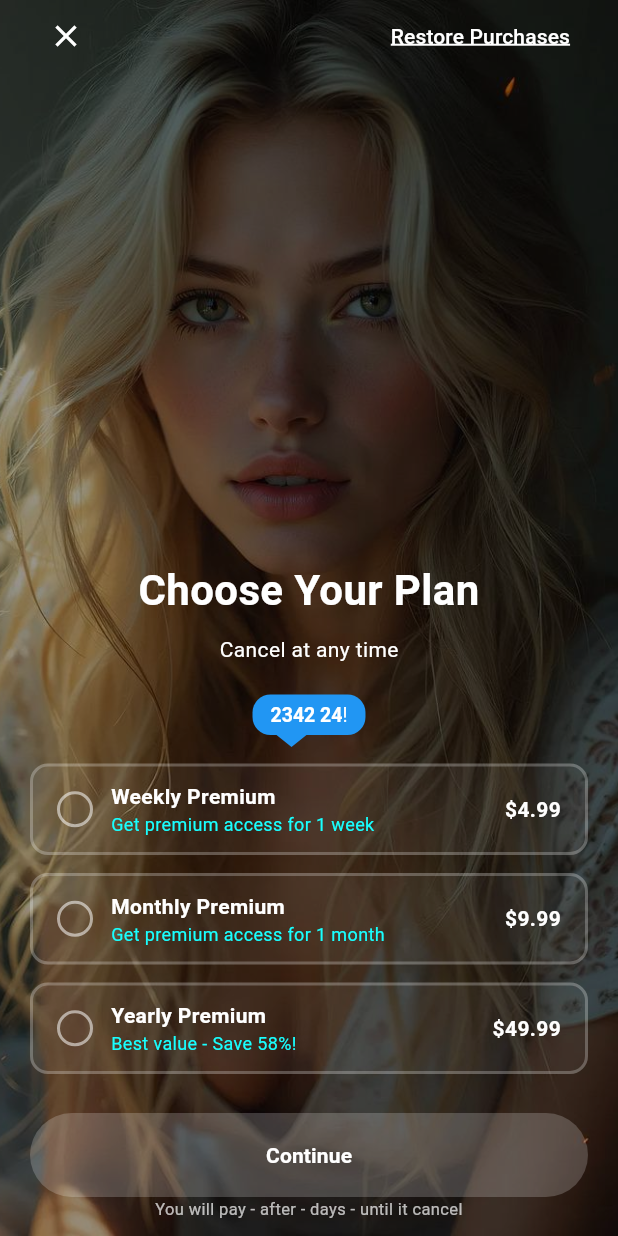
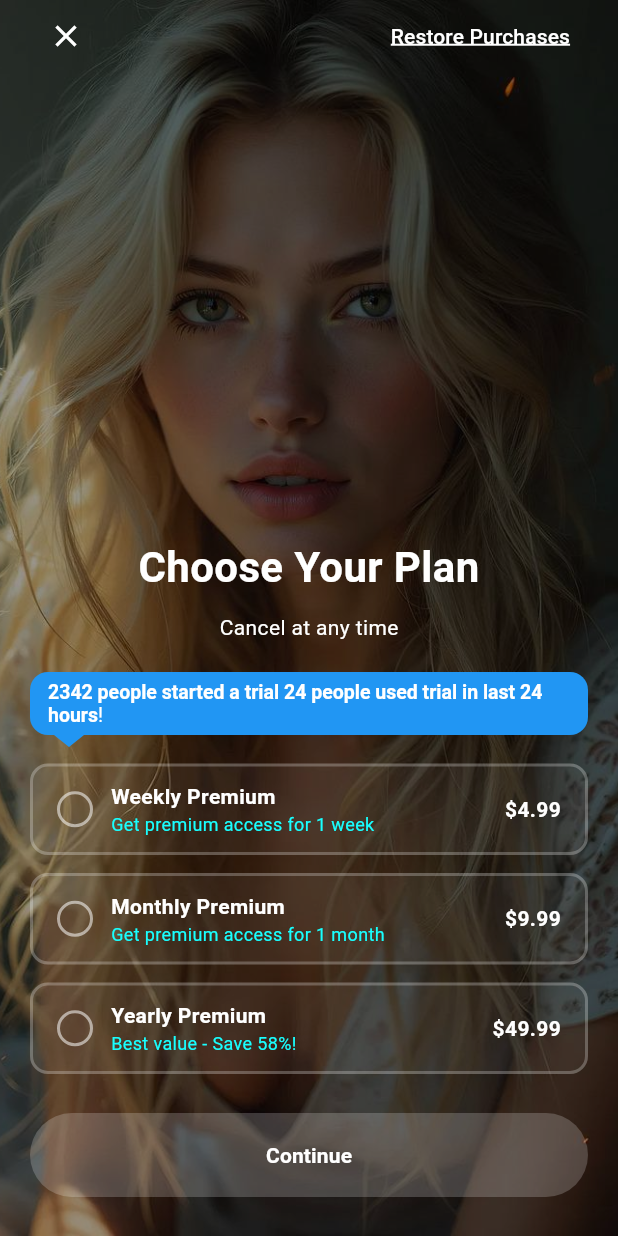
Before and after one commit to gorkemalgan/gui_paywall, a Flutter app: the screen it shows after launch, after a tap on "Plan Screen 2", on a phone screen of 412 x 824 dp. Run offline on Flutter 3.47's test engine with Material 3 defaults, Android fonts, the phone set to English and light mode, and no system bars; our stand-ins replace carousel_slider, flutter_svg, lottie; missing offline and left inert: desktop_window; generated files the repository leaves out were written again.

Commit message:
Update Dart SDK constraints to allow version 3.8.0 and modify localization strings for trial user counts across multiple languages. Adjusted UI elements in PlanScreen2 for better functionality and clarity.

```diff
--- a/example/lib/main.dart
+++ b/example/lib/main.dart
@@ -6,7 +6,6 @@ import 'package:flutter_localizations/flutter_localizations.dart';
 import 'package:desktop_window/desktop_window.dart';
 
 import 'package:gui_paywall/gui_paywall.dart';
-import 'package:gui_paywall/src/paywalls/plan_screen_2.dart';
 
 Future<void> main() async {
   WidgetsFlutterBinding.ensureInitialized();
--- a/example/pubspec.yaml
+++ b/example/pubspec.yaml
@@ -5,7 +5,7 @@ publish_to: 'none'
 version: 1.0.0+1
 
 environment:
-  sdk: ^3.8.1
+  sdk: '>=3.8.0 <4.0.0'
 
 dependencies:
   cupertino_icons: ^1.0.8
--- a/lib/gui_paywall.dart
+++ b/lib/gui_paywall.dart
@@ -11,5 +11,6 @@ export 'src/widgets/widgets.dart';
 export 'src/paywalls/free_trial.dart';
 export 'src/paywalls/paywall_3.dart';
 export 'src/paywalls/paywall_remini.dart';
+export 'src/paywalls/plan_screen_2.dart';
 
 export '../generated/intl/messages.dart' show PaywallLocalizations;
--- a/lib/l10n/intl_en.arb
+++ b/lib/l10n/intl_en.arb
@@ -36,7 +36,7 @@
     "description": "",
     "context": "free trial page"
   },
-  "chargingInfoFreeTrial": "You will pay {price} after {freeTrialDay} days {invoiceDuration} until it cancel",
+  "chargingInfoFreeTrial": "Billed {price}/{invoiceDuration}. Auto-renewal after {freeTrialDay} days. Request a refund if you're not 100% satisfied.",
   "@chargingInfoFreeTrial": {
     "description": "",
     "context": "paywall",
@@ -430,7 +430,8 @@
       }
     }
   },
-  "trialUserCountText": "{userCount} people started a trial in the last {hours} hours!",
+  "trialUserCount": "{count} people started a trial",
+  "trialUsedInLastHours": "{count} people used trial in last 24 hours",
   "@trialUserCountText": {
     "description": "Shows how many people started a trial in the last X hours",
     "placeholders": {
--- a/lib/l10n/intl_tr.arb
+++ b/lib/l10n/intl_tr.arb
@@ -6,7 +6,7 @@
   "bestOffer": "EN İYİ TEKLİF",
   "bestValue": "EN İYİ TEKLİF",
   "cancelAtAnyTime": "İstediğiniz zaman iptal edin",
-  "chargingInfoFreeTrial": "{freeTrialDay} gün sonra {price} tahsil edilecektir {invoiceDuration} kadar iptal edilene kadar.",
+  "chargingInfoFreeTrial": "{price}/{invoiceDuration} olarak faturalandırılır. {freeTrialDay} gün sonra otomatik yenileme başlar. %100 memnun kalmazsanız iade talep edebilirsiniz.",
   "chargingInfoLifeTime": "Ömür boyu erişim için yalnızca bir kez {price} ödeyin. Ekstra ücret veya abonelik yok.",
   "chargingInfoStandart": "{price} için {invoiceDuration} otomatik olarak yenilenecektir, iptal edilene kadar.",
   "chooseYourPlan": "Planını Seç",
@@ -63,5 +63,7 @@
   "weeklyPrice": "{price}/hafta",
   "weeksFreeTrial": "{weeks, plural, =1{1 hafta ücretsiz deneme} other{{weeks} hafta ücretsiz deneme}}",
   "yearly": "Yıllık",
-  "yearlyPrice": "{price}/yıl"
+  "yearlyPrice": "{price}/yıl",
+  "trialUserCount": "{count} kişi deneme başlattı",
+  "trialUsedInLastHours": "Son 24 saatte {count} kişi deneme kullandı"
 }
--- a/lib/src/paywalls/plan_screen_2.dart
+++ b/lib/src/paywalls/plan_screen_2.dart
@@ -25,7 +25,7 @@ class _PlanScreen2State extends State<PlanScreen2> with PaywallSanityCheck<PlanS
       body: Stack(
         children: [
           Positioned.fill(child: backgroundImage),
-          Positioned.fill(child: Container(color: Colors.black.withOpacity(0.4))),
+          Positioned.fill(child: Container(color: Colors.black.withValues(alpha: 0.4))),
           SafeArea(
             child: Padding(
               padding: const EdgeInsets.symmetric(horizontal: 20),
@@ -77,14 +77,13 @@ class _PlanScreen2State extends State<PlanScreen2> with PaywallSanityCheck<PlanS
                           text: TextSpan(
                             style: const TextStyle(color: Colors.white, fontSize: 13),
                             children: [
-                              // TODO: trialUserCount ve trialUsedInLastHours fonksiyonları localization'a eklenmeli veya kaldırılmalı
                               TextSpan(
-                                text: '2342',
+                                text: context.localizations.trialUserCount(2342),
                                 style: const TextStyle(fontWeight: FontWeight.bold),
                               ),
                               TextSpan(text: ' '),
                               TextSpan(
-                                text: '24',
+                                text: context.localizations.trialUsedInLastHours(24),
                                 style: const TextStyle(fontWeight: FontWeight.bold),
                               ),
                               TextSpan(text: '!'),
@@ -118,7 +117,7 @@ class _PlanScreen2State extends State<PlanScreen2> with PaywallSanityCheck<PlanS
                     curve: Curves.ease,
                     width: double.infinity,
                     decoration: BoxDecoration(
-                      color: selectedPlanStoreId == null ? Colors.white.withOpacity(0.2) : Colors.cyanAccent,
+                      color: selectedPlanStoreId == null ? Colors.white.withValues(alpha: 0.2) : Colors.cyanAccent,
                       borderRadius: BorderRadius.circular(40),
                       border: Border.all(color: selectedPlanStoreId == null ? Colors.transparent : Colors.cyanAccent, width: 2),
                     ),
@@ -142,20 +141,33 @@ class _PlanScreen2State extends State<PlanScreen2> with PaywallSanityCheck<PlanS
                   ),
 
                   /// Disclaimer text
-                  Text(
-                    context.localizations.chargingInfoFreeTrial(
-                      selectedPlanStoreId != null
-                          ? (widget.paywall.products.firstWhere((p) => p.storeId == selectedPlanStoreId).price.toStringAsFixed(2))
-                          : '-',
-                      selectedPlanStoreId != null
-                          ? (widget.paywall.products.firstWhere((p) => p.storeId == selectedPlanStoreId).freeTrialDays?.toString() ?? '-')
-                          : '-',
-                      selectedPlanStoreId != null
-                          ? (widget.paywall.products.firstWhere((p) => p.storeId == selectedPlanStoreId).period.periodInvoiceStr ?? '-')
-                          : '-',
-                    ),
-                    textAlign: TextAlign.center,
-                    style: const TextStyle(color: Colors.white70, fontSize: 11),
+                  Builder(
+                    builder: (context) {
+                      final selectedProduct = selectedPlanStoreId != null
+                          ? widget.paywall.products.firstWhere((p) => p.storeId == selectedPlanStoreId)
+                          : null;
+
+                      final price = selectedProduct?.price.toStringAsFixed(2) ?? '-';
+                      final freeTrialDay = (selectedProduct?.freeTrialDays != null && selectedProduct!.freeTrialDays! > 0)
+                          ? selectedProduct!.freeTrialDays.toString()
+                          : null;
+                      final invoiceDuration = selectedProduct?.period.periodInvoiceStr ?? selectedProduct?.period.displayName ?? '-';
+
+                      String disclaimerText = '';
+                      if (selectedProduct != null) {
+                        if (freeTrialDay != null) {
+                          disclaimerText = context.localizations.chargingInfoFreeTrial(price, freeTrialDay, invoiceDuration);
+                        } else {
+                          disclaimerText = context.localizations.chargingInfoStandart(price, invoiceDuration);
+                        }
+                      }
+
+                      return Text(
+                        disclaimerText,
+                        textAlign: TextAlign.center,
+                        style: const TextStyle(color: Colors.white70, fontSize: 11),
+                      );
+                    },
                   ),
                   const SizedBox(height: 10),
                 ],
@@ -185,7 +197,7 @@ class _PlanScreen2State extends State<PlanScreen2> with PaywallSanityCheck<PlanS
         decoration: BoxDecoration(
           border: Border.all(color: isSelected ? Colors.cyanAccent : Colors.white24, width: 2),
           borderRadius: BorderRadius.circular(12),
-          color: Colors.white.withOpacity(0.05),
+          color: Colors.white.withValues(alpha: 0.05),
         ),
         child: Row(
           mainAxisAlignment: MainAxisAlignment.spaceBetween,
--- a/pubspec.yaml
+++ b/pubspec.yaml
@@ -4,7 +4,7 @@ version: 0.0.1
 publish_to: none
 
 environment:
-  sdk: ^3.8.1
+  sdk: '>=3.8.0 <4.0.0'
   flutter: ">=1.17.0"
 
 dependencies:
```
Also changed, not shown: example/pubspec.lock, lib/generated/intl/messages_ar.dart, lib/generated/intl/messages_ca.dart, lib/generated/intl/messages_cs.dart, lib/generated/intl/messages_da.dart, lib/generated/intl/messages_de.dart, lib/generated/intl/messages_el.dart, lib/generated/intl/messages_en.dart, lib/generated/intl/messages_es.dart, lib/generated/intl/messages_fi.dart, lib/generated/intl/messages_fr.dart, lib/generated/intl/messages_he.dart, lib/generated/intl/messages_hi.dart, lib/generated/intl/messages_hr.dart, 20 more files.
